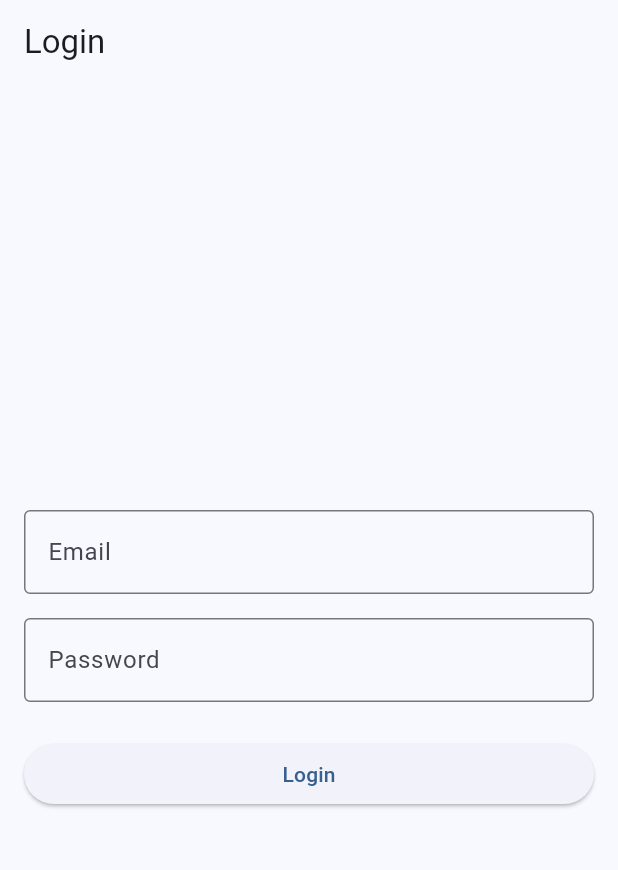
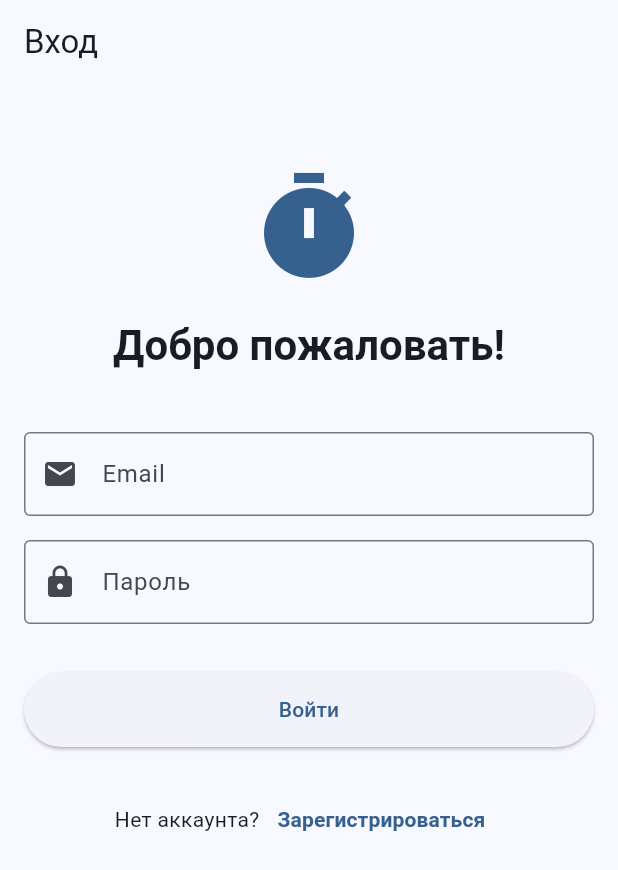
Before and after one commit to Nikolay20023/tz-fullstack, a Flutter app: the screen it shows after launch, on a phone screen of 412 x 824 dp. Shown: the top 870 px of the screen. Run offline on Flutter 3.47's test engine with Material 3 defaults, Android fonts, the phone set to English and light mode, and no system bars; our stand-ins replace flutter_bloc, supabase_flutter; accounts and stored records are empty.

Commit message:
fix relationship

```diff
--- /dev/null
+++ b/devtools_options.yaml
@@ -0,0 +1,3 @@
+description: This file stores settings for Dart & Flutter DevTools.
+documentation: https://docs.flutter.dev/tools/devtools/extensions#configure-extension-enablement-states
+extensions:
--- a/lib/data/models/shift_model.dart
+++ b/lib/data/models/shift_model.dart
@@ -1,37 +1,71 @@
 class ShiftModel {
   final String id;
-  final String userId;
+  final String profileId; // Изменили с userId на profileId
   final DateTime startTime;
   final DateTime? endTime;
   final String status;
+  final String? description;
+  final double? hourlyRate;
+  final double? totalHours;
+  final double? totalPay;
+  final DateTime? createdAt;
+  final DateTime? updatedAt;
 
   const ShiftModel({
     required this.id,
-    required this.userId,
+    required this.profileId,
     required this.startTime,
     this.endTime,
     required this.status,
+    this.description,
+    this.hourlyRate,
+    this.totalHours,
+    this.totalPay,
+    this.createdAt,
+    this.updatedAt,
   });
 
   Map<String, dynamic> toJson() {
     return {
       'id': id,
-      'user_id': userId,
+      'profile_id': profileId,
       'start_time': startTime.toIso8601String(),
       'end_time': endTime?.toIso8601String(),
       'status': status,
+      'description': description,
+      'hourly_rate': hourlyRate,
+      'total_hours': totalHours,
+      'total_pay': totalPay,
+      'created_at': createdAt?.toIso8601String(),
+      'updated_at': updatedAt?.toIso8601String(),
     };
   }
 
   factory ShiftModel.fromJson(Map<String, dynamic> json) {
     return ShiftModel(
       id: json['id'] as String,
-      userId: json['user_id'] as String,
+      profileId: json['profile_id'] as String,
       startTime: DateTime.parse(json['start_time'] as String),
       endTime: json['end_time'] != null
           ? DateTime.parse(json['end_time'] as String)
           : null,
       status: json['status'] as String,
+      description: json['description'] as String?,
+      hourlyRate: json['hourly_rate'] != null
+          ? (json['hourly_rate'] as num).toDouble()
+          : null,
+      totalHours: json['total_hours'] != null
+          ? (json['total_hours'] as num).toDouble()
+          : null,
+      totalPay: json['total_pay'] != null
+          ? (json['total_pay'] as num).toDouble()
+          : null,
+      createdAt: json['created_at'] != null
+          ? DateTime.parse(json['created_at'] as String)
+          : null,
+      updatedAt: json['updated_at'] != null
+          ? DateTime.parse(json['updated_at'] as String)
+          : null,
     );
   }
 }
--- a/lib/data/models/user_model.dart
+++ b/lib/data/models/user_model.dart
@@ -2,11 +2,17 @@ class UserModel {
   final String id;
   final String email;
   final String name;
+  final String? avatarUrl;
+  final DateTime? createdAt;
+  final DateTime? updatedAt;
 
   const UserModel({
     required this.id,
     required this.email,
     required this.name,
+    this.avatarUrl,
+    this.createdAt,
+    this.updatedAt,
   });
 
   Map<String, dynamic> toJson() {
@@ -14,6 +20,9 @@ class UserModel {
       'id': id,
       'email': email,
       'name': name,
+      'avatar_url': avatarUrl,
+      'created_at': createdAt?.toIso8601String(),
+      'updated_at': updatedAt?.toIso8601String(),
     };
   }
 
@@ -22,6 +31,13 @@ class UserModel {
       id: json['id'] as String,
       email: json['email'] as String,
       name: json['name'] as String,
+      avatarUrl: json['avatar_url'] as String?,
+      createdAt: json['created_at'] != null
+          ? DateTime.parse(json['created_at'] as String)
+          : null,
+      updatedAt: json['updated_at'] != null
+          ? DateTime.parse(json['updated_at'] as String)
+          : null,
     );
   }
 }
--- a/lib/data/repositories/user_repository_impl.dart
+++ b/lib/data/repositories/user_repository_impl.dart
@@ -16,6 +16,8 @@ class UserRepositoryImpl implements UserRepository {
         email: userModel.email,
         name: userModel.name,
         avatarUrl: userModel.avatarUrl,
+        createdAt: userModel.createdAt,
+        updatedAt: userModel.updatedAt,
       );
     }
     return null;
--- a/lib/domain/entities/shift_entity.dart
+++ b/lib/domain/entities/shift_entity.dart
@@ -1,16 +1,28 @@
 class ShiftEntity {
   final String id;
-  final String userId;
+  final String profileId; // Изменили с userId на profileId
   final DateTime startTime;
   final DateTime? endTime;
   final String status;
+  final String? description;
+  final double? hourlyRate;
+  final double? totalHours;
+  final double? totalPay;
+  final DateTime? createdAt;
+  final DateTime? updatedAt;
 
   const ShiftEntity({
     required this.id,
-    required this.userId,
+    required this.profileId,
     required this.startTime,
     this.endTime,
     required this.status,
+    this.description,
+    this.hourlyRate,
+    this.totalHours,
+    this.totalPay,
+    this.createdAt,
+    this.updatedAt,
   });
 
   Duration? get duration {
@@ -20,6 +32,24 @@ class ShiftEntity {
     return null;
   }
 
+  Duration get currentDuration {
+    final end = endTime ?? DateTime.now();
+    return end.difference(startTime);
+  }
+
+  double get hoursWorked {
+    final duration = this.duration ?? currentDuration;
+    return duration.inMinutes / 60.0;
+  }
+
+  double get calculatedPay {
+    if (hourlyRate != null && totalHours != null) {
+      return hourlyRate! * totalHours!;
+    }
+    return 0.0;
+  }
+
   bool get isActive => status == 'active';
   bool get isCompleted => status == 'completed';
+  bool get isPaused => status == 'paused';
 }
--- a/lib/domain/entities/user_entity.dart
+++ b/lib/domain/entities/user_entity.dart
@@ -3,11 +3,15 @@ class UserEntity {
   final String email;
   final String name;
   final String? avatarUrl;
+  final DateTime? createdAt;
+  final DateTime? updatedAt;
 
   const UserEntity({
     required this.id,
     required this.email,
     required this.name,
     this.avatarUrl,
+    this.createdAt,
+    this.updatedAt,
   });
 }
--- a/lib/main.dart
+++ b/lib/main.dart
@@ -27,7 +27,7 @@ import 'presentation/pages/shift_page.dart';
 import 'presentation/pages/history_page.dart';
 
 const supabaseUrl = 'https://dtohbtgidavssedfuwlg.supabase.co';
-const supabaseKey = String.fromEnvironment('eyJhbGciOiJIUzI1NiIsInR5cCI6IkpXVCJ9.eyJpc3MiOiJzdXBhYmFzZSIsInJlZiI6ImR0b2hidGdpZGF2c3NlZGZ1d2xnIiwicm9sZSI6ImFub24iLCJpYXQiOjE3NTk2MjkyMzUsImV4cCI6MjA3NTIwNTIzNX0.zYEmTp9cTYqHtDKZ4pY1F_RqPhdOCnnITs9vGe-flA0');
+const supabaseKey = String.fromEnvironment('SUPABASE_KEY', defaultValue: 'eyJhbGciOiJIUzI1NiIsInR5cCI6IkpXVCJ9.eyJpc3MiOiJzdXBhYmFzZSIsInJlZiI6ImR0b2hidGdpZGF2c3NlZGZ1d2xnIiwicm9sZSI6ImFub24iLCJpYXQiOjE3NTk2MjkyMzUsImV4cCI6MjA3NTIwNTIzNX0.zYEmTp9cTYqHtDKZ4pY1F_RqPhdOCnnITs9vGe-flA0');
 
 Future<void> main() async {
   WidgetsFlutterBinding.ensureInitialized();
@@ -85,7 +85,7 @@ class MyApp extends StatelessWidget {
           colorScheme: ColorScheme.fromSeed(seedColor: Colors.blue),
           useMaterial3: true,
         ),
-        home: BlocBuilder<AuthBloc, AuthState>(
+        home: BlocBuilder<AuthBloc, AuthBlocState>(
           builder: (context, state) {
             if (state is AuthLoading) {
               return const Scaffold(
--- a/lib/presentation/blocs/auth_bloc.dart
+++ b/lib/presentation/blocs/auth_bloc.dart
@@ -26,27 +26,27 @@ class SignOutEvent extends AuthEvent {}
 
 class GetCurrentUserEvent extends AuthEvent {}
 
-abstract class AuthState {}
+abstract class AuthBlocState {}
 
-class AuthInitial extends AuthState {}
+class AuthInitial extends AuthBlocState {}
 
-class AuthLoading extends AuthState {}
+class AuthLoading extends AuthBlocState {}
 
-class AuthAuthenticated extends AuthState {
+class AuthAuthenticated extends AuthBlocState {
   final UserEntity user;
 
   AuthAuthenticated(this.user);
 }
 
-class AuthUnauthenticated extends AuthState {}
+class AuthUnauthenticated extends AuthBlocState {}
 
-class AuthError extends AuthState {
+class AuthError extends AuthBlocState {
   final String message;
 
   AuthError(this.message);
 }
 
-class AuthBloc extends Bloc<AuthEvent, AuthState> {
+class AuthBloc extends Bloc<AuthEvent, AuthBlocState> {
   final SignInUseCase _signInUseCase;
   final SignUpUseCase _signUpUseCase;
   final GetCurrentUserUseCase _getCurrentUserUseCase;
@@ -68,7 +68,7 @@ class AuthBloc extends Bloc<AuthEvent, AuthState> {
     on<GetCurrentUserEvent>(_onGetCurrentUser);
   }
 
-  Future<void> _onSignIn(SignInEvent event, Emitter<AuthState> emit) async {
+  Future<void> _onSignIn(SignInEvent event, Emitter<AuthBlocState> emit) async {
     emit(AuthLoading());
     try {
       await _signInUseCase.call(event.email, event.password);
@@ -83,7 +83,7 @@ class AuthBloc extends Bloc<AuthEvent, AuthState> {
     }
   }
 
-  Future<void> _onSignUp(SignUpEvent event, Emitter<AuthState> emit) async {
+  Future<void> _onSignUp(SignUpEvent event, Emitter<AuthBlocState> emit) async {
     emit(AuthLoading());
     try {
       await _signUpUseCase.call(event.email, event.password, event.name);
@@ -98,7 +98,7 @@ class AuthBloc extends Bloc<AuthEvent, AuthState> {
     }
   }
 
-  Future<void> _onSignOut(SignOutEvent event, Emitter<AuthState> emit) async {
+  Future<void> _onSignOut(SignOutEvent event, Emitter<AuthBlocState> emit) async {
     emit(AuthLoading());
     try {
       await _signOutUseCase.call();
@@ -108,7 +108,7 @@ class AuthBloc extends Bloc<AuthEvent, AuthState> {
     }
   }
 
-  Future<void> _onGetCurrentUser(GetCurrentUserEvent event, Emitter<AuthState> emit) async {
+  Future<void> _onGetCurrentUser(GetCurrentUserEvent event, Emitter<AuthBlocState> emit) async {
     emit(AuthLoading());
     try {
       final user = await _getCurrentUserUseCase.call();
--- a/lib/presentation/blocs/shift_bloc.dart
+++ b/lib/presentation/blocs/shift_bloc.dart
@@ -64,7 +64,7 @@ class ShiftBloc extends Bloc<ShiftEvent, ShiftState> {
   Future<void> _onEndShift(EndShiftEvent event, Emitter<ShiftState> emit) async {
     emit(ShiftLoading());
     try {
-      final shift = await _endShiftUseCase.call(event.shiftId);
+      await _endShiftUseCase.call(event.shiftId);
       emit(ShiftInactive());
     } catch (e) {
       emit(ShiftError(e.toString()));
--- a/lib/presentation/pages/history_page.dart
+++ b/lib/presentation/pages/history_page.dart
@@ -39,7 +39,7 @@ class _HistoryPageState extends State<HistoryPage> {
             if (state is HistoryLoading) {
               return const LoadingWidget();
             } else if (state is HistoryError) {
-              return ErrorWidget(message: state.message);
+              return CustomErrorWidget(message: state.message);
             } else if (state is HistoryLoaded) {
               return _buildShiftsList(state.shifts);
             } else {
--- a/lib/presentation/pages/login_page.dart
+++ b/lib/presentation/pages/login_page.dart
@@ -1,6 +1,8 @@
 import 'package:flutter/material.dart';
 import 'package:flutter_bloc/flutter_bloc.dart';
 import '../blocs/auth_bloc.dart';
+import '../../debug_supabase.dart';
+import '../../network_test.dart';
 
 class LoginPage extends StatefulWidget {
   const LoginPage({super.key});
@@ -12,12 +14,16 @@ class LoginPage extends StatefulWidget {
 class _LoginPageState extends State<LoginPage> {
   final _emailController = TextEditingController();
   final _passwordController = TextEditingController();
+  final _nameController = TextEditingController();
   final _formKey = GlobalKey<FormState>();
+
+  bool _isLogin = true;
 
   @override
   void dispose() {
     _emailController.dispose();
     _passwordController.dispose();
+    _nameController.dispose();
     super.dispose();
   }
 
@@ -25,75 +31,199 @@ class _LoginPageState extends State<LoginPage> {
   Widget build(BuildContext context) {
     return Scaffold(
       appBar: AppBar(
-        title: const Text('Login'),
+        title: Text(_isLogin ? 'Вход' : 'Регистрация'),
       ),
-      body: BlocListener<AuthBloc, AuthState>(
+      body: BlocListener<AuthBloc, AuthBlocState>(
         listener: (context, state) {
           if (state is AuthError) {
             ScaffoldMessenger.of(context).showSnackBar(
-              SnackBar(content: Text(state.message)),
+              SnackBar(
+                content: Text(state.message),
+                backgroundColor: Colors.red,
+              ),
             );
           }
         },
-        child: Padding(
+        child: SingleChildScrollView(
           padding: const EdgeInsets.all(16.0),
           child: Form(
             key: _formKey,
             child: Column(
               mainAxisAlignment: MainAxisAlignment.center,
               children: [
+                const SizedBox(height: 40),
+                // Логотип или заголовок
+                Icon(
+                  Icons.timer,
+                  size: 80,
+                  color: Theme.of(context).primaryColor,
+                ),
+                const SizedBox(height: 20),
+                Text(
+                  _isLogin ? 'Добро пожаловать!' : 'Создать аккаунт',
+                  style: Theme.of(context).textTheme.headlineMedium?.copyWith(
+                    fontWeight: FontWeight.bold,
+                  ),
+                ),
+                const SizedBox(height: 40),
+
+                // Поле имени (только для регистрации)
+                if (!_isLogin) ...[
+                  TextFormField(
+                    controller: _nameController,
+                    decoration: const InputDecoration(
+                      labelText: 'Имя',
+                      prefixIcon: Icon(Icons.person),
+                      border: OutlineInputBorder(),
+                    ),
+                    validator: (value) {
+                      if (!_isLogin && (value == null || value.isEmpty)) {
+                        return 'Пожалуйста, введите ваше имя';
+                      }
+                      return null;
+                    },
+                  ),
+                  const SizedBox(height: 16),
+                ],
+
+                // Поле email
                 TextFormField(
                   controller: _emailController,
+                  keyboardType: TextInputType.emailAddress,
                   decoration: const InputDecoration(
                     labelText: 'Email',
+                    prefixIcon: Icon(Icons.email),
                     border: OutlineInputBorder(),
                   ),
                   validator: (value) {
                     if (value == null || value.isEmpty) {
-                      return 'Please enter your email';
+                      return 'Пожалуйста, введите email';
+                    }
+                    if (!value.contains('@')) {
+                      return 'Пожалуйста, введите корректный email';
                     }
                     return null;
                   },
                 ),
                 const SizedBox(height: 16),
+
+                // Поле пароля
                 TextFormField(
                   controller: _passwordController,
                   decoration: const InputDecoration(
-                    labelText: 'Password',
+                    labelText: 'Пароль',
+                    prefixIcon: Icon(Icons.lock),
                     border: OutlineInputBorder(),
                   ),
                   obscureText: true,
                   validator: (value) {
                     if (value == null || value.isEmpty) {
-                      return 'Please enter your password';
+                      return 'Пожалуйста, введите пароль';
+                    }
+                    if (!_isLogin && value.length < 6) {
+                      return 'Пароль должен содержать минимум 6 символов';
                     }
                     return null;
                   },
                 ),
-                const SizedBox(height: 24),
-                BlocBuilder<AuthBloc, AuthState>(
+                const SizedBox(height: 32),
+
+                BlocBuilder<AuthBloc, AuthBlocState>(
                   builder: (context, state) {
                     return SizedBox(
                       width: double.infinity,
+                      height: 50,
                       child: ElevatedButton(
                         onPressed: state is AuthLoading
                             ? null
                             : () {
                                 if (_formKey.currentState!.validate()) {
-                                  context.read<AuthBloc>().add(
-                                        SignInEvent(
-                                          _emailController.text,
-                                          _passwordController.text,
-                                        ),
-                                      );
+                                  if (_isLogin) {
+                                    // Вход
+                                    context.read<AuthBloc>().add(
+                                          SignInEvent(
+                                            _emailController.text,
+                                            _passwordController.text,
+                                          ),
+                                        );
+                                  } else {
+                                    // Регистрация
+                                    context.read<AuthBloc>().add(
+                                          SignUpEvent(
+                                            _emailController.text,
+                                            _passwordController.text,
+                                            _nameController.text,
+                                          ),
+                                        );
+                                  }
                                 }
                               },
                         child: state is AuthLoading
-                            ? const CircularProgressIndicator()
-                            : const Text('Login'),
+                            ? const CircularProgressIndicator(color: Colors.white)
+                            : Text(_isLogin ? 'Войти' : 'Зарегистрироваться'),
                       ),
                     );
                   },
+                ),
+
+                const SizedBox(height: 24),
+
+                // Отладочные кнопки (только для разработки)
+                if (!_isLogin) ...[
+                  Row(
+                    children: [
+                      Expanded(
+                        child: ElevatedButton(
+                          onPressed: () async {
+                            await NetworkTest.testConnection();
+                          },
+                          child: const Text('🌐 Тест сети'),
+                        ),
+                      ),
+                      const SizedBox(width: 8),
+                      Expanded(
+                        child: ElevatedButton(
+                          onPressed: () async {
+                            await SupabaseDebug.testConnection();
+                            await SupabaseDebug.testSignUp(
+                              _emailController.text.isNotEmpty ? _emailController.text : 'test@example.com',
+                              _passwordController.text.isNotEmpty ? _passwordController.text : '123456',
+                              _nameController.text.isNotEmpty ? _nameController.text : 'Test User',
+                            );
+                          },
+                          child: const Text('🔧 Тест Supabase'),
+                        ),
+                      ),
+                    ],
+                  ),
+                  const SizedBox(height: 16),
+                ],
+
+                // Переключение между входом и регистрацией
+                Row(
+                  mainAxisAlignment: MainAxisAlignment.center,
+                  children: [
+                    Text(
+                      _isLogin ? 'Нет аккаунта?' : 'Уже есть аккаунт?',
+                      style: Theme.of(context).textTheme.bodyMedium,
+                    ),
+                    TextButton(
+                      onPressed: () {
+                        setState(() {
+                          _isLogin = !_isLogin;
+                          // Очищаем поля при переключении
+                          _formKey.currentState?.reset();
+                        });
+                      },
+                      child: Text(
+                        _isLogin ? 'Зарегистрироваться' : 'Войти',
+                        style: TextStyle(
+                          color: Theme.of(context).primaryColor,
+                          fontWeight: FontWeight.bold,
+                        ),
+                      ),
+                    ),
+                  ],
                 ),
               ],
             ),
--- a/lib/presentation/pages/shift_page.dart
+++ b/lib/presentation/pages/shift_page.dart
@@ -28,7 +28,7 @@ class ShiftPage extends StatelessWidget {
             if (state is ShiftLoading) {
               return const LoadingWidget();
             } else if (state is ShiftError) {
-              return ErrorWidget(message: state.message);
+              return CustomErrorWidget(message: state.message);
             } else if (state is ShiftActive) {
               return _buildActiveShiftView(context, state);
             } else {
--- a/lib/presentation/widgets/error_widget.dart
+++ b/lib/presentation/widgets/error_widget.dart
@@ -1,10 +1,10 @@
 import 'package:flutter/material.dart';
 
-class ErrorWidget extends StatelessWidget {
+class CustomErrorWidget extends StatelessWidget {
   final String message;
   final VoidCallback? onRetry;
 
-  const ErrorWidget({
+  const CustomErrorWidget({
     super.key,
     required this.message,
     this.onRetry,
```
Also changed, not shown: lib/data/datasources/supabase_remote_data_source.dart (+58 -28 lines), lib/data/repositories/shift_repository_impl.dart (+21 -3 lines), 12 other files.
